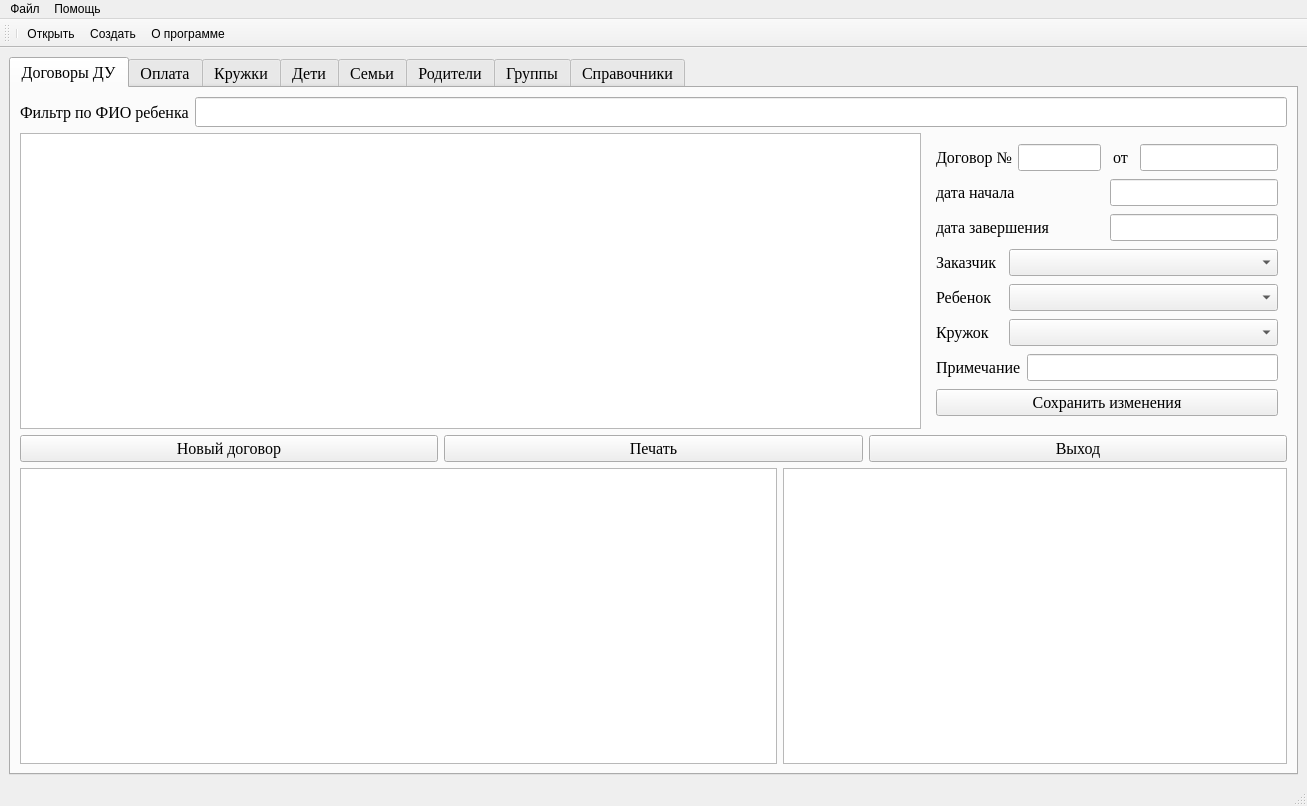
Before: the Qt Designer form view/main_window.ui in AlevtinAntonov/paid_services, drawn with Qt 5.
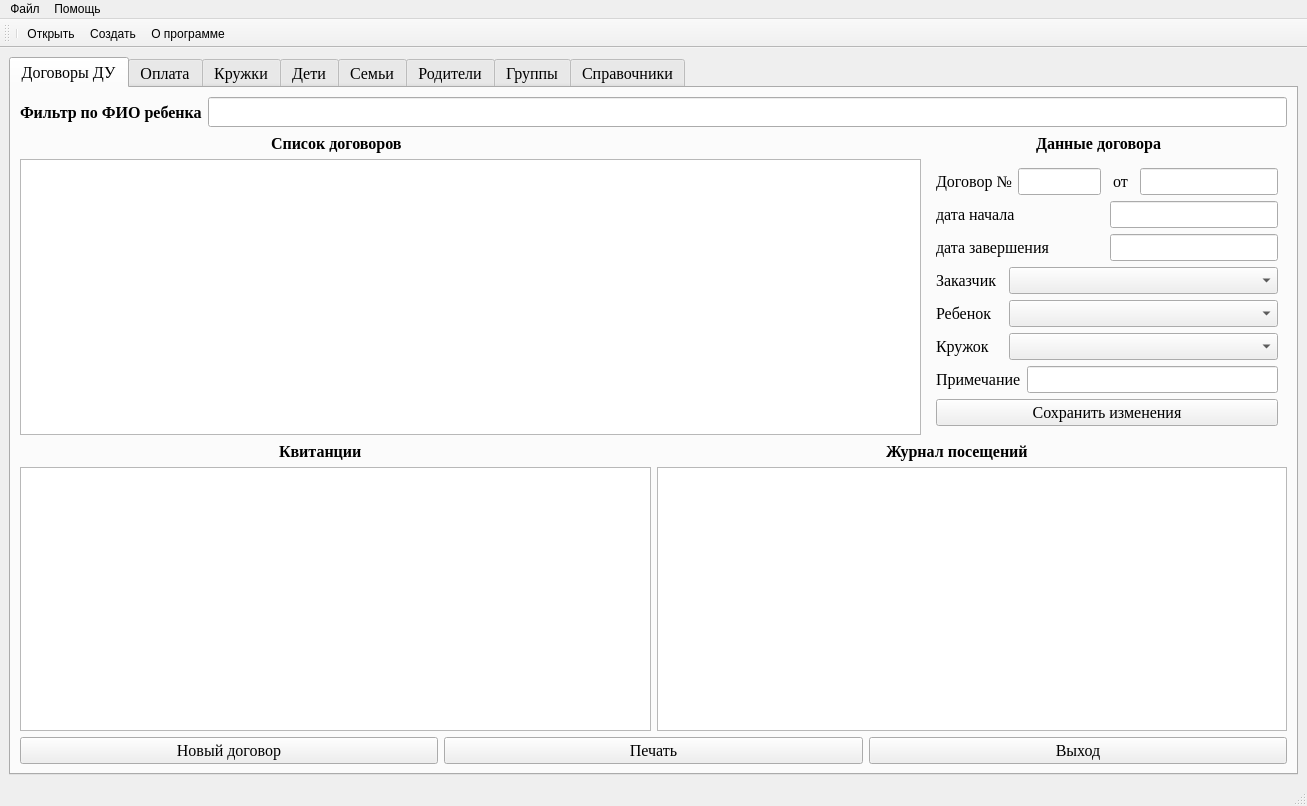
After: the same form once the commit is applied. Icons and pictures are not drawn.

Commit message: invoices_view fill datas

```diff
--- a/view/main_window.ui
+++ b/view/main_window.ui
@@ -39,6 +39,7 @@
              <font>
               <family>Times New Roman</family>
               <pointsize>12</pointsize>
+              <bold>true</bold>
              </font>
             </property>
             <property name="text">
@@ -58,6 +59,77 @@
           </item>
          </layout>
         </item>
+        <item>
+         <layout class="QHBoxLayout" name="horizontalLayout_12" stretch="2,1,5,1,1">
+          <item>
+           <spacer name="horizontalSpacer_4">
+            <property name="orientation">
+             <enum>Qt::Horizontal</enum>
+            </property>
+            <property name="sizeHint" stdset="0">
+             <size>
+              <width>98</width>
+              <height>20</height>
+             </size>
+            </property>
+           </spacer>
+          </item>
+          <item>
+           <widget class="QLabel" name="label_10">
+            <property name="font">
+             <font>
+              <family>Times New Roman</family>
+              <pointsize>12</pointsize>
+              <bold>true</bold>
+             </font>
+            </property>
+            <property name="text">
+             <string>Список договоров</string>
+            </property>
+           </widget>
+          </item>
+          <item>
+           <spacer name="horizontalSpacer_2">
+            <property name="orientation">
+             <enum>Qt::Horizontal</enum>
+            </property>
+            <property name="sizeHint" stdset="0">
+             <size>
+              <width>218</width>
+              <height>20</height>
+             </size>
+            </property>
+           </spacer>
+          </item>
+          <item>
+           <widget class="QLabel" name="label_11">
+            <property name="font">
+             <font>
+              <family>Times New Roman</family>
+              <pointsize>12</pointsize>
+              <bold>true</bold>
+             </font>
+            </property>
+            <property name="text">
+             <string>Данные договора</string>
+            </property>
+           </widget>
+          </item>
+          <item>
+           <spacer name="horizontalSpacer_3">
+            <property name="orientation">
+             <enum>Qt::Horizontal</enum>
+            </property>
+            <property name="sizeHint" stdset="0">
+             <size>
+              <width>40</width>
+              <height>20</height>
+             </size>
+            </property>
+           </spacer>
+          </item>
+         </layout>
+        </item>
         <item>
          <layout class="QHBoxLayout" name="horizontalLayout_10" stretch="5,2">
           <item>
@@ -296,6 +368,100 @@
           </item>
          </layout>
         </item>
+        <item>
+         <layout class="QHBoxLayout" name="horizontalLayout_13">
+          <item>
+           <spacer name="horizontalSpacer_6">
+            <property name="orientation">
+             <enum>Qt::Horizontal</enum>
+            </property>
+            <property name="sizeHint" stdset="0">
+             <size>
+              <width>40</width>
+              <height>20</height>
+             </size>
+            </property>
+           </spacer>
+          </item>
+          <item>
+           <widget class="QLabel" name="label_12">
+            <property name="font">
+             <font>
+              <family>Times New Roman</family>
+              <pointsize>12</pointsize>
+              <bold>true</bold>
+             </font>
+            </property>
+            <property name="text">
+             <string>Квитанции</string>
+            </property>
+           </widget>
+          </item>
+          <item>
+           <spacer name="horizontalSpacer_7">
+            <property name="orientation">
+             <enum>Qt::Horizontal</enum>
+            </property>
+            <property name="sizeHint" stdset="0">
+             <size>
+              <width>40</width>
+              <height>20</height>
+             </size>
+            </property>
+           </spacer>
+          </item>
+          <item>
+           <spacer name="horizontalSpacer_8">
+            <property name="orientation">
+             <enum>Qt::Horizontal</enum>
+            </property>
+            <property name="sizeHint" stdset="0">
+             <size>
+              <width>40</width>
+              <height>20</height>
+             </size>
+            </property>
+           </spacer>
+          </item>
+          <item>
+           <widget class="QLabel" name="label_13">
+            <property name="font">
+             <font>
+              <family>Times New Roman</family>
+              <pointsize>12</pointsize>
+              <bold>true</bold>
+             </font>
+            </property>
+            <property name="text">
+             <string>Журнал посещений</string>
+            </property>
+           </widget>
+          </item>
+          <item>
+           <spacer name="horizontalSpacer_9">
+            <property name="orientation">
+             <enum>Qt::Horizontal</enum>
+            </property>
+            <property name="sizeHint" stdset="0">
+             <size>
+              <width>40</width>
+              <height>20</height>
+             </size>
+            </property>
+           </spacer>
+          </item>
+         </layout>
+        </item>
+        <item>
+         <layout class="QHBoxLayout" name="horizontalLayout_5" stretch="1,1">
+          <item>
+           <widget class="QTableWidget" name="tableWidget_Invoices"/>
+          </item>
+          <item>
+           <widget class="QTableWidget" name="tableWidget_VisitLog"/>
+          </item>
+         </layout>
+        </item>
         <item>
          <layout class="QHBoxLayout" name="horizontalLayout_3">
           <item>
@@ -321,16 +487,6 @@
           </item>
          </layout>
         </item>
-        <item>
-         <layout class="QHBoxLayout" name="horizontalLayout_5" stretch="3,2">
-          <item>
-           <widget class="QTableView" name="tableView_Invoices"/>
-          </item>
-          <item>
-           <widget class="QTableView" name="tableView_ChildInfo"/>
-          </item>
-         </layout>
-        </item>
        </layout>
       </widget>
       <widget class="QWidget" name="tab_Payment">
```
The commit also changes 3 other files.
